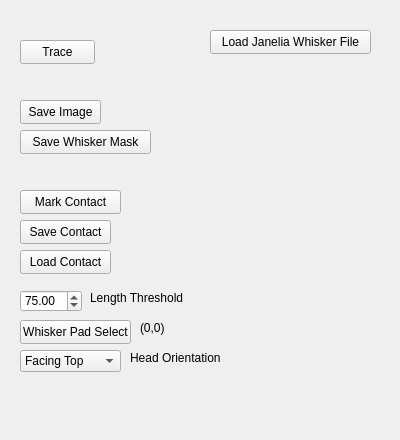
paulmthompson/WhiskerToolbox, file src/WhiskerToolbox/Whisker_Widget/Whisker_Widget.ui: the form before one commit.
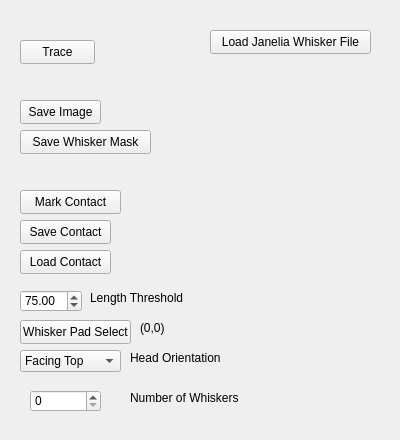
The form after the commit.

Commit message: can change the number of whiskers to track

```diff
--- a/src/WhiskerToolbox/Whisker_Widget/Whisker_Widget.ui
+++ b/src/WhiskerToolbox/Whisker_Widget/Whisker_Widget.ui
@@ -202,6 +202,38 @@
     <string>Head Orientation</string>
    </property>
   </widget>
+  <widget class="QLabel" name="label_3">
+   <property name="geometry">
+    <rect>
+     <x>130</x>
+     <y>390</y>
+     <width>131</width>
+     <height>16</height>
+    </rect>
+   </property>
+   <property name="text">
+    <string>Number of Whiskers</string>
+   </property>
+  </widget>
+  <widget class="QSpinBox" name="whisker_number">
+   <property name="geometry">
+    <rect>
+     <x>30</x>
+     <y>390</y>
+     <width>71</width>
+     <height>22</height>
+    </rect>
+   </property>
+   <property name="minimum">
+    <number>0</number>
+   </property>
+   <property name="singleStep">
+    <number>1</number>
+   </property>
+   <property name="value">
+    <number>0</number>
+   </property>
+  </widget>
  </widget>
  <resources/>
  <connections/>
```
The commit also changes 2 other files.
